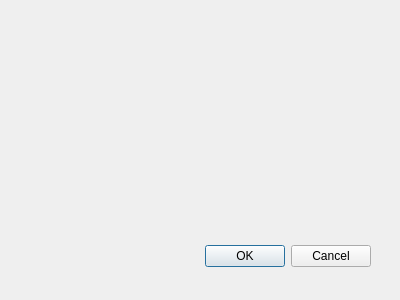
jahway603/SilentDragonLite, file src/removeencryption.ui: the form before one commit.
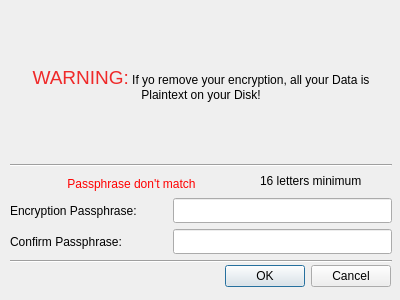
The form after the commit.

Commit message: new gui elements for encryption

```diff
--- a/src/removeencryption.ui
+++ b/src/removeencryption.ui
@@ -15,11 +15,11 @@
   <property name="windowTitle" >
    <string>Dialog</string>
   </property>
-  <widget class="QDialogButtonBox" name="buttonBox" >
-   <property name="geometry" >
+  <widget class="QDialogButtonBox" name="buttonBox">
+   <property name="geometry">
     <rect>
-     <x>30</x>
-     <y>240</y>
+     <x>50</x>
+     <y>260</y>
      <width>341</width>
      <height>32</height>
     </rect>
@@ -31,6 +31,135 @@
     <set>QDialogButtonBox::Cancel|QDialogButtonBox::Ok</set>
    </property>
   </widget>
+  <widget class="QLabel" name="label">
+   <property name="geometry">
+    <rect>
+     <x>260</x>
+     <y>170</y>
+     <width>133</width>
+     <height>23</height>
+    </rect>
+   </property>
+   <property name="text">
+    <string>&lt;html&gt;&lt;head/&gt;&lt;body&gt;&lt;p&gt;16 letters minimum&lt;/p&gt;&lt;/body&gt;&lt;/html&gt;</string>
+   </property>
+  </widget>
+  <widget class="QLabel" name="label_4">
+   <property name="geometry">
+    <rect>
+     <x>10</x>
+     <y>229</y>
+     <width>157</width>
+     <height>25</height>
+    </rect>
+   </property>
+   <property name="text">
+    <string>Confirm Passphrase:</string>
+   </property>
+  </widget>
+  <widget class="Line" name="line_2">
+   <property name="geometry">
+    <rect>
+     <x>10</x>
+     <y>164</y>
+     <width>382</width>
+     <height>3</height>
+    </rect>
+   </property>
+   <property name="orientation">
+    <enum>Qt::Horizontal</enum>
+   </property>
+  </widget>
+  <widget class="QLineEdit" name="txtConfirmPassword">
+   <property name="geometry">
+    <rect>
+     <x>173</x>
+     <y>229</y>
+     <width>219</width>
+     <height>25</height>
+    </rect>
+   </property>
+   <property name="echoMode">
+    <enum>QLineEdit::Password</enum>
+   </property>
+  </widget>
+  <widget class="QLabel" name="label_2">
+   <property name="geometry">
+    <rect>
+     <x>10</x>
+     <y>56</y>
+     <width>382</width>
+     <height>56</height>
+    </rect>
+   </property>
+   <property name="text">
+    <string>&lt;html&gt;&lt;head/&gt;&lt;body&gt;&lt;p&gt;&lt;span style=&quot; font-size:14pt; color:#ef2929;&quot;&gt;WARNING:&lt;/span&gt; If yo remove your encryption, all your Data is Plaintext on your Disk!&lt;/p&gt;&lt;/body&gt;&lt;/html&gt;</string>
+   </property>
+   <property name="alignment">
+    <set>Qt::AlignCenter</set>
+   </property>
+   <property name="wordWrap">
+    <bool>true</bool>
+   </property>
+  </widget>
+  <widget class="Line" name="line">
+   <property name="geometry">
+    <rect>
+     <x>10</x>
+     <y>260</y>
+     <width>382</width>
+     <height>3</height>
+    </rect>
+   </property>
+   <property name="orientation">
+    <enum>Qt::Horizontal</enum>
+   </property>
+  </widget>
+  <widget class="QLabel" name="label_3">
+   <property name="geometry">
+    <rect>
+     <x>10</x>
+     <y>198</y>
+     <width>157</width>
+     <height>25</height>
+    </rect>
+   </property>
+   <property name="text">
+    <string>Encryption Passphrase:</string>
+   </property>
+  </widget>
+  <widget class="QLabel" name="lblPasswordMatch">
+   <property name="geometry">
+    <rect>
+     <x>10</x>
+     <y>175</y>
+     <width>243</width>
+     <height>17</height>
+    </rect>
+   </property>
+   <property name="styleSheet">
+    <string notr="true">color: red;</string>
+   </property>
+   <property name="text">
+    <string>Passphrase don't match</string>
+   </property>
+   <property name="alignment">
+    <set>Qt::AlignCenter</set>
+   </property>
+  </widget>
+  <widget class="QLineEdit" name="txtPassword">
+   <property name="geometry">
+    <rect>
+     <x>173</x>
+     <y>198</y>
+     <width>219</width>
+     <height>25</height>
+    </rect>
+   </property>
+   <property name="echoMode">
+    <enum>QLineEdit::Password</enum>
+   </property>
+  </widget>
  </widget>
  <pixmapfunction></pixmapfunction>
  <resources/>
```
Left out of the diff: 34 changed lines with no effect on the pictures. The commit also changes 3 other files.
